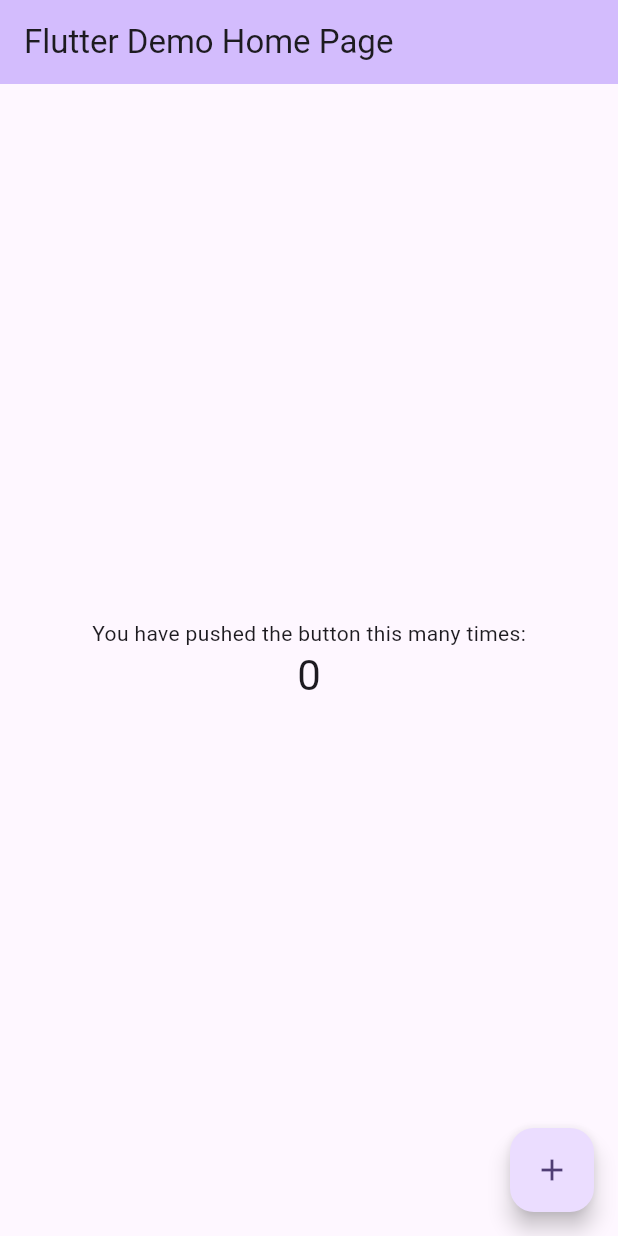
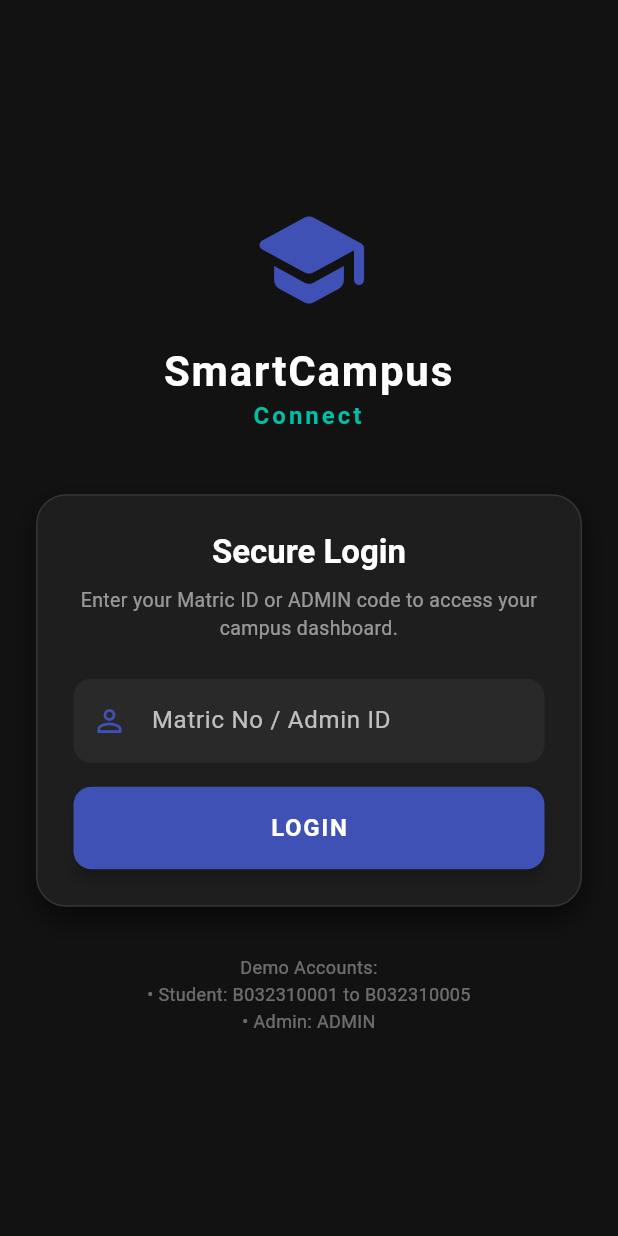
Before and after one commit to AzimAminz/SmartCampusConnect, a Flutter app: the screen it shows after launch, on a phone screen of 412 x 824 dp. Run offline on Flutter 3.47's test engine with Material 3 defaults, Android fonts, the phone set to English and light mode, and no system bars; our stand-ins replace shared_preferences.

Commit message:
feat(mobile): implement Login Screen and AuthGate state routing

```diff
--- a/mobile/lib/main.dart
+++ b/mobile/lib/main.dart
@@ -1,122 +1,93 @@
 import 'package:flutter/material.dart';
+import 'package:provider/provider.dart';
+import 'providers/auth_provider.dart';
+import 'screens/login/login_screen.dart';
+import 'screens/dashboard/dashboard_screen.dart';
 
 void main() {
-  runApp(const MyApp());
+  runApp(
+    MultiProvider(
+      providers: [
+        ChangeNotifierProvider(create: (_) => AuthProvider()),
+      ],
+      child: const MyApp(),
+    ),
+  );
 }
 
 class MyApp extends StatelessWidget {
   const MyApp({super.key});
 
-  // This widget is the root of your application.
   @override
   Widget build(BuildContext context) {
     return MaterialApp(
-      title: 'Flutter Demo',
+      title: 'SmartCampus Connect',
+      debugShowCheckedModeBanner: false,
       theme: ThemeData(
-        // This is the theme of your application.
-        //
-        // TRY THIS: Try running your application with "flutter run". You'll see
-        // the application has a purple toolbar. Then, without quitting the app,
-        // try changing the seedColor in the colorScheme below to Colors.green
-        // and then invoke "hot reload" (save your changes or press the "hot
-        // reload" button in a Flutter-supported IDE, or press "r" if you used
-        // the command line to start the app).
-        //
-        // Notice that the counter didn't reset back to zero; the application
-        // state is not lost during the reload. To reset the state, use hot
-        // restart instead.
-        //
-        // This works for code too, not just values: Most code changes can be
-        // tested with just a hot reload.
-        colorScheme: .fromSeed(seedColor: Colors.deepPurple),
+        brightness: Brightness.dark,
+        colorScheme: ColorScheme.fromSeed(
+          seedColor: const Color(0xFF3F51B5), // Deep Indigo
+          brightness: Brightness.dark,
+        ),
+        useMaterial3: true,
       ),
-      home: const MyHomePage(title: 'Flutter Demo Home Page'),
+      home: const AuthGate(),
     );
   }
 }
 
-class MyHomePage extends StatefulWidget {
-  const MyHomePage({super.key, required this.title});
-
-  // This widget is the home page of your application. It is stateful, meaning
-  // that it has a State object (defined below) that contains fields that affect
-  // how it looks.
-
-  // This class is the configuration for the state. It holds the values (in this
-  // case the title) provided by the parent (in this case the App widget) and
-  // used by the build method of the State. Fields in a Widget subclass are
-  // always marked "final".
-
-  final String title;
+class AuthGate extends StatefulWidget {
+  const AuthGate({super.key});
 
   @override
-  State<MyHomePage> createState() => _MyHomePageState();
+  State<AuthGate> createState() => _AuthGateState();
 }
 
-class _MyHomePageState extends State<MyHomePage> {
-  int _counter = 0;
+class _AuthGateState extends State<AuthGate> {
+  bool _initialized = false;
 
-  void _incrementCounter() {
-    setState(() {
-      // This call to setState tells the Flutter framework that something has
-      // changed in this State, which causes it to rerun the build method below
-      // so that the display can reflect the updated values. If we changed
-      // _counter without calling setState(), then the build method would not be
-      // called again, and so nothing would appear to happen.
-      _counter++;
-    });
+  @override
+  void didChangeDependencies() {
+    super.didChangeDependencies();
+    if (!_initialized) {
+      // Trigger tryAutoLogin on startup
+      context.read<AuthProvider>().tryAutoLogin();
+      _initialized = true;
+    }
   }
 
   @override
   Widget build(BuildContext context) {
-    // This method is rerun every time setState is called, for instance as done
-    // by the _incrementCounter method above.
-    //
-    // The Flutter framework has been optimized to make rerunning build methods
-    // fast, so that you can just rebuild anything that needs updating rather
-    // than having to individually change instances of widgets.
-    return Scaffold(
-      appBar: AppBar(
-        // TRY THIS: Try changing the color here to a specific color (to
-        // Colors.amber, perhaps?) and trigger a hot reload to see the AppBar
-        // change color while the other colors stay the same.
-        backgroundColor: Theme.of(context).colorScheme.inversePrimary,
-        // Here we take the value from the MyHomePage object that was created by
-        // the App.build method, and use it to set our appbar title.
-        title: Text(widget.title),
-      ),
-      body: Center(
-        // Center is a layout widget. It takes a single child and positions it
-        // in the middle of the parent.
-        child: Column(
-          // Column is also a layout widget. It takes a list of children and
-          // arranges them vertically. By default, it sizes itself to fit its
-          // children horizontally, and tries to be as tall as its parent.
-          //
-          // Column has various properties to control how it sizes itself and
-          // how it positions its children. Here we use mainAxisAlignment to
-          // center the children vertically; the main axis here is the vertical
-          // axis because Columns are vertical (the cross axis would be
-          // horizontal).
-          //
-          // TRY THIS: Invoke "debug painting" (choose the "Toggle Debug Paint"
-          // action in the IDE, or press "p" in the console), to see the
-          // wireframe for each widget.
-          mainAxisAlignment: .center,
-          children: [
-            const Text('You have pushed the button this many times:'),
-            Text(
-              '$_counter',
-              style: Theme.of(context).textTheme.headlineMedium,
-            ),
-          ],
+    final authProvider = context.watch<AuthProvider>();
+
+    // Show beautiful splash / loading screen while checking auto login
+    if (authProvider.isLoading && !authProvider.isAuthenticated) {
+      return const Scaffold(
+        backgroundColor: Color(0xFF121212), // Matte Obsidian
+        body: Center(
+          child: Column(
+            mainAxisAlignment: MainAxisAlignment.center,
+            children: [
+              Icon(
+                Icons.school_rounded,
+                size: 80,
+                color: Color(0xFF3F51B5), // Deep Indigo
+              ),
+              SizedBox(height: 24),
+              CircularProgressIndicator(
+                color: Color(0xFF00BFA5), // Mint Green
+              ),
+            ],
+          ),
         ),
-      ),
-      floatingActionButton: FloatingActionButton(
-        onPressed: _incrementCounter,
-        tooltip: 'Increment',
-        child: const Icon(Icons.add),
-      ),
-    );
+      );
+    }
+
+    // Direct routing based on session state
+    if (authProvider.isAuthenticated) {
+      return const DashboardScreen();
+    } else {
+      return const LoginScreen();
+    }
   }
 }
--- /dev/null
+++ b/mobile/lib/screens/login/login_screen.dart
@@ -0,0 +1,222 @@
+import 'package:flutter/material.dart';
+import 'package:provider/provider.dart';
+import '../../providers/auth_provider.dart';
+
+class LoginScreen extends StatefulWidget {
+  const LoginScreen({super.key});
+
+  @override
+  State<LoginScreen> createState() => _LoginScreenState();
+}
+
+class _LoginScreenState extends State<LoginScreen> {
+  final _formKey = GlobalKey<FormState>();
+  final _userIdController = TextEditingController();
+
+  @override
+  void dispose() {
+    _userIdController.dispose();
+    super.dispose();
+  }
+
+  void _submit() async {
+    if (!_formKey.currentState!.validate()) return;
+
+    final authProvider = context.read<AuthProvider>();
+    final success = await authProvider.login(_userIdController.text);
+
+    if (success && mounted) {
+      ScaffoldMessenger.of(context).showSnackBar(
+        SnackBar(
+          content: Text('Welcome back, ${authProvider.fullName}!'),
+          backgroundColor: const Color(0xFF00BFA5), // Mint Green
+          behavior: SnackBarBehavior.floating,
+        ),
+      );
+    }
+  }
+
+  @override
+  Widget build(BuildContext context) {
+    final authProvider = context.watch<AuthProvider>();
+    final theme = Theme.of(context);
+
+    return Scaffold(
+      backgroundColor: const Color(0xFF121212), // Matte Obsidian
+      body: Center(
+        child: SingleChildScrollView(
+          padding: const EdgeInsets.symmetric(horizontal: 24.0),
+          child: Column(
+            mainAxisAlignment: MainAxisAlignment.center,
+            crossAxisAlignment: CrossAxisAlignment.stretch,
+            children: [
+              // ---- Header & Branding ----
+              const Icon(
+                Icons.school_rounded,
+                size: 80,
+                color: Color(0xFF3F51B5), // Deep Indigo
+              ),
+              const SizedBox(height: 16),
+              Text(
+                'SmartCampus',
+                textAlign: TextAlign.center,
+                style: theme.textTheme.headlineMedium?.copyWith(
+                  color: Colors.white,
+                  fontWeight: FontWeight.bold,
+                  letterSpacing: 1.2,
+                ),
+              ),
+              Text(
+                'Connect',
+                textAlign: TextAlign.center,
+                style: theme.textTheme.titleMedium?.copyWith(
+                  color: const Color(0xFF00BFA5), // Mint Green
+                  fontWeight: FontWeight.w600,
+                  letterSpacing: 2.0,
+                ),
+              ),
+              const SizedBox(height: 40),
+
+              // ---- Login Glass-like Card ----
+              Container(
+                padding: const EdgeInsets.all(24.0),
+                decoration: BoxDecoration(
+                  color: const Color(0xFF1E1E1E), // Dark grey
+                  borderRadius: BorderRadius.circular(20),
+                  border: Border.all(color: Colors.white10),
+                  boxShadow: const [
+                    BoxShadow(
+                      color: Colors.black54,
+                      blurRadius: 16,
+                      offset: Offset(0, 8),
+                    ),
+                  ],
+                ),
+                child: Form(
+                  key: _formKey,
+                  child: Column(
+                    crossAxisAlignment: CrossAxisAlignment.stretch,
+                    children: [
+                      Text(
+                        'Secure Login',
+                        textAlign: TextAlign.center,
+                        style: theme.textTheme.titleLarge?.copyWith(
+                          color: Colors.white,
+                          fontWeight: FontWeight.bold,
+                        ),
+                      ),
+                      const SizedBox(height: 8),
+                      const Text(
+                        'Enter your Matric ID or ADMIN code to access your campus dashboard.',
+                        textAlign: TextAlign.center,
+                        style: TextStyle(color: Colors.white54, fontSize: 13),
+                      ),
+                      const SizedBox(height: 24),
+
+                      // ---- User ID TextField ----
+                      TextFormField(
+                        controller: _userIdController,
+                        style: const TextStyle(color: Colors.white),
+                        decoration: InputDecoration(
+                          labelText: 'Matric No / Admin ID',
+                          labelStyle: const TextStyle(color: Colors.white70),
+                          prefixIcon: const Icon(Icons.person_outline, color: Color(0xFF3F51B5)),
+                          filled: true,
+                          fillColor: Colors.white.withOpacity(0.05),
+                          border: OutlineInputBorder(
+                            borderRadius: BorderRadius.circular(12),
+                            borderSide: BorderSide.none,
+                          ),
+                          focusedBorder: OutlineInputBorder(
+                            borderRadius: BorderRadius.circular(12),
+                            borderSide: const BorderSide(color: Color(0xFF3F51B5), width: 1.5),
+                          ),
+                          errorBorder: OutlineInputBorder(
+                            borderRadius: BorderRadius.circular(12),
+                            borderSide: const BorderSide(color: Colors.redAccent, width: 1.0),
+                          ),
+                        ),
+                        validator: (value) {
+                          if (value == null || value.trim().isEmpty) {
+                            return 'Please enter your Matric No or Admin ID';
+                          }
+                          return null;
+                        },
+                      ),
+                      const SizedBox(height: 16),
+
+                      // ---- Error Alert Box ----
+                      if (authProvider.errorMessage != null) ...[
+                        Container(
+                          padding: const EdgeInsets.all(12),
+                          decoration: BoxDecoration(
+                            color: Colors.redAccent.withOpacity(0.1),
+                            borderRadius: BorderRadius.circular(10),
+                            border: Border.all(color: Colors.redAccent.withOpacity(0.3)),
+                          ),
+                          child: Row(
+                            children: [
+                              const Icon(Icons.error_outline, color: Colors.redAccent, size: 20),
+                              const SizedBox(width: 10),
+                              Expanded(
+                                child: Text(
+                                  authProvider.errorMessage!,
+                                  style: const TextStyle(color: Colors.redAccent, fontSize: 13),
+                                ),
+                              ),
+                            ],
+                          ),
+                        ),
+                        const SizedBox(height: 16),
+                      ],
+
+                      // ---- Submit Button ----
+                      ElevatedButton(
+                        onPressed: authProvider.isLoading ? null : _submit,
+                        style: ElevatedButton.styleFrom(
+                          backgroundColor: const Color(0xFF3F51B5), // Deep Indigo
+                          disabledBackgroundColor: const Color(0xFF3F51B5).withOpacity(0.5),
+                          foregroundColor: Colors.white,
+                          padding: const EdgeInsets.symmetric(vertical: 16),
+                          shape: RoundedRectangleBorder(
+                            borderRadius: BorderRadius.circular(12),
+                          ),
+                          elevation: 4,
+                        ),
+                        child: authProvider.isLoading
+                            ? const SizedBox(
+                                height: 20,
+                                width: 20,
+                                child: CircularProgressIndicator(
+                                  strokeWidth: 2,
+                                  color: Colors.white,
+                                ),
+                              )
+                            : const Text(
+                                'LOGIN',
+                                style: TextStyle(
+                                  fontSize: 16,
+                                  fontWeight: FontWeight.bold,
+                                  letterSpacing: 1.1,
+                                ),
+                              ),
+                      ),
+                    ],
+                  ),
+                ),
+              ),
+              const SizedBox(height: 32),
+
+              // ---- Support/Help Notes ----
+              const Text(
+                'Demo Accounts:\n• Student: B032310001 to B032310005\n• Admin: ADMIN',
+                textAlign: TextAlign.center,
+                style: TextStyle(color: Colors.white38, fontSize: 12, height: 1.5),
+              ),
+            ],
+          ),
+        ),
+      ),
+    );
+  }
+}
```
Also changed, not shown: mobile/lib/screens/dashboard/dashboard_screen.dart (added, +162 -0 lines).
